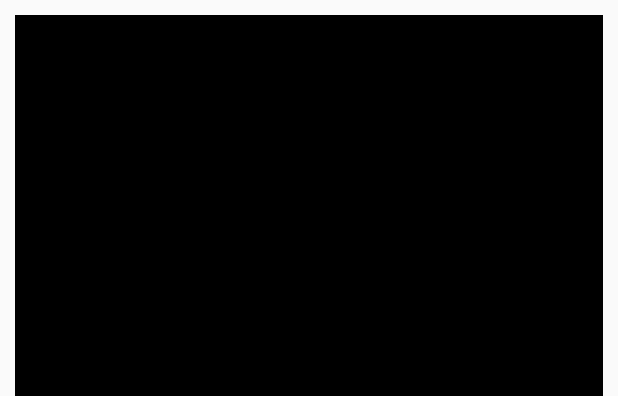
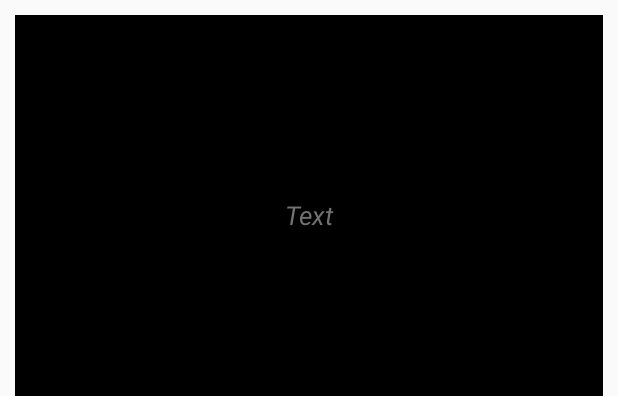
Before and after one commit to Neophytes/EnvisionProductivity, an Android app: the layout card.xml on its own in the app's theme, with its tools: preview values and no code run, on a phone screen of 412 x 824 dp. Shown: the top 396 px of the screen. Run offline under Robolectric (Android 15) with nearby library versions, the phone set to English and light mode, and no system bars.

Commit message:
Why not borders working ?

```diff
--- a/app/src/main/res/drawable/border.xml
+++ b/app/src/main/res/drawable/border.xml
@@ -8,9 +8,14 @@
             <solid android:color="@android:color/black" />
         </shape>
     </item>
-    <item android:left="5dp" android:right="5dp"  android:top="5dp" >
+    <item         android:left="5dp"
+        android:right="5dp"
+        android:top="5dp" >
+
         <shape android:shape="rectangle">
-            <solid android:color="@android:color/transparent" />
+
+            <solid android:color="@android:color/black"
+                />
         </shape>
     </item>
 </layer-list>
--- a/app/src/main/res/layout/card.xml
+++ b/app/src/main/res/layout/card.xml
@@ -12,10 +12,11 @@
         android:layout_height="wrap_content"
         android:gravity="center"
         android:text="HEADER"
-        android:textSize="17sp"
+        android:textSize="23sp"
         android:id="@+id/header"
         android:layout_gravity="center_horizontal"
         android:textStyle="bold"
+        android:textColor="@android:color/black"
         android:layout_margin="30dp"
         />
 
@@ -26,6 +27,7 @@
         android:text="Text"
         android:textSize="17sp"
         android:id="@+id/text"
+        android:textColor="@color/secondaryText"
         android:layout_gravity="center_horizontal"
         android:textStyle="italic"
         android:layout_margin="30dp"
```
